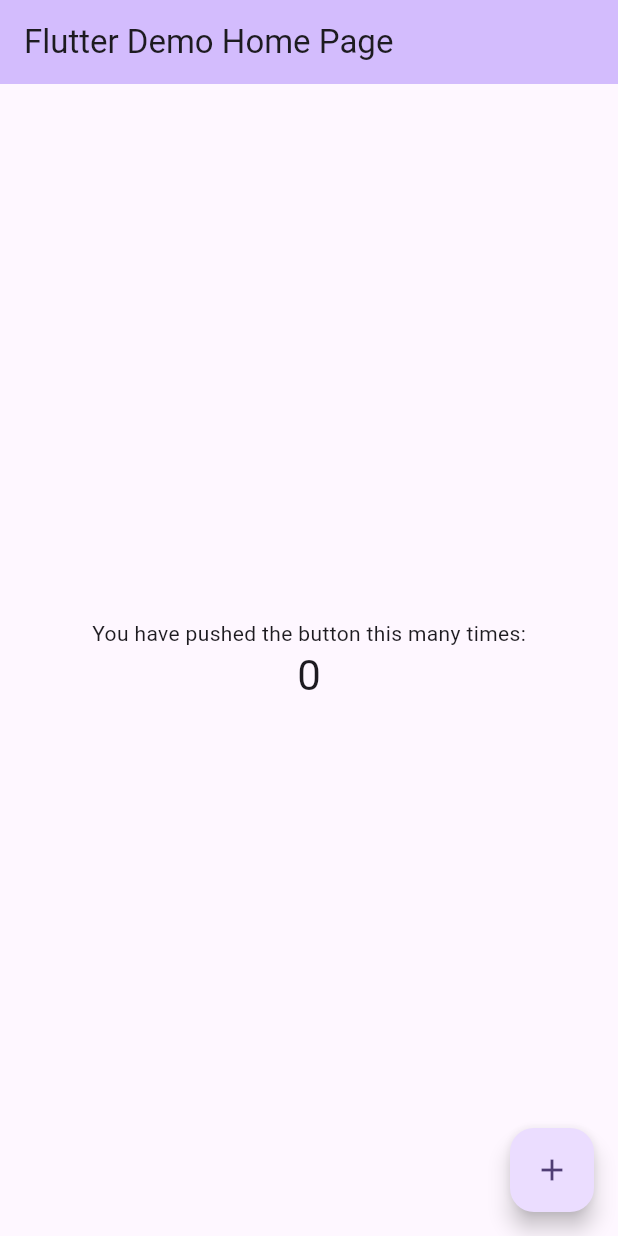
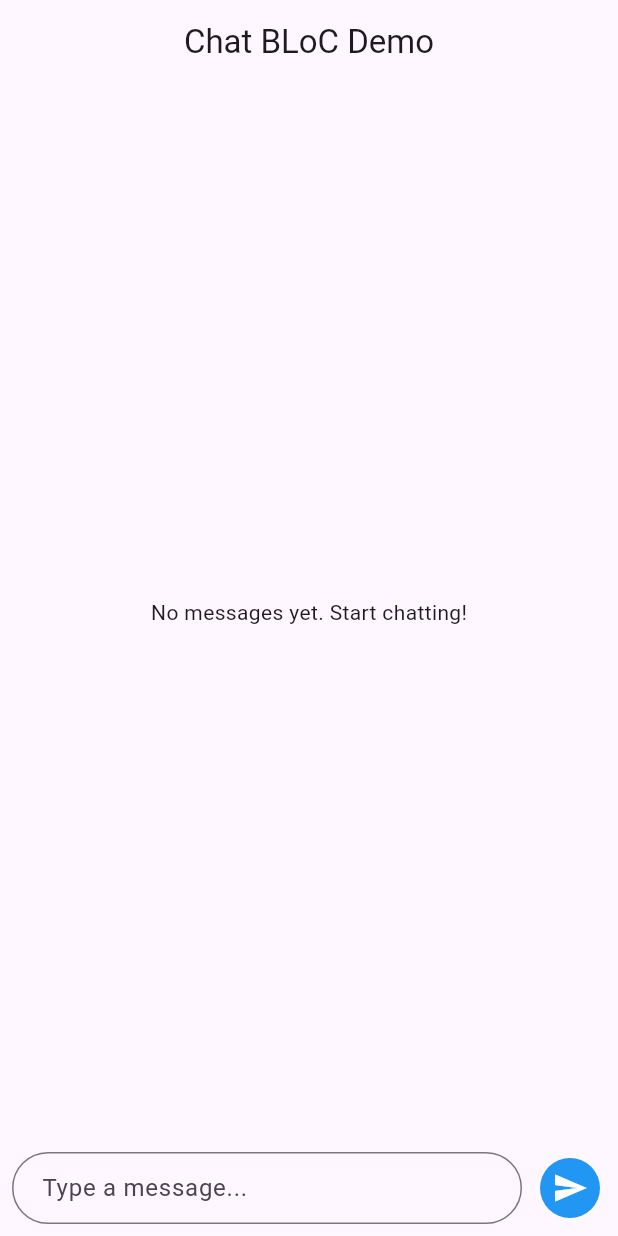
Before and after one commit to EslamTafesh/bloc_test_2, a Flutter app: the screen it shows after launch, on a phone screen of 412 x 824 dp. Run offline on Flutter 3.47's test engine with Material 3 defaults, Android fonts, the phone set to English and light mode, and no system bars; our stand-ins replace equatable, flutter_bloc.

Commit message:
files ver 2

```diff
--- a/lib/features/chat/data/datasources/chat_local_data_source.dart
+++ b/lib/features/chat/data/datasources/chat_local_data_source.dart
@@ -0,0 +1,6 @@
+import '../models/message_model.dart';
+
+abstract class ChatLocalDataSource {
+  Future<List<MessageModel>> getMessages();
+  Future<void> saveMessage(MessageModel message);
+}
--- /dev/null
+++ b/lib/features/chat/data/datasources/chat_local_data_source_impl.dart
@@ -0,0 +1,16 @@
+import '../models/message_model.dart';
+import 'chat_local_data_source.dart';
+
+class ChatLocalDataSourceImpl implements ChatLocalDataSource {
+  final List<MessageModel> _messages = [];
+
+  @override
+  Future<List<MessageModel>> getMessages() async {
+    return _messages;
+  }
+
+  @override
+  Future<void> saveMessage(MessageModel message) async {
+    _messages.add(message);
+  }
+}
--- a/lib/features/chat/data/datasources/chat_remote_data_source.dart
+++ b/lib/features/chat/data/datasources/chat_remote_data_source.dart
@@ -0,0 +1,6 @@
+import '../models/message_model.dart';
+
+abstract class ChatRemoteDataSource {
+  Future<List<MessageModel>> getMessages();
+  Future<void> sendMessage(MessageModel message);
+}
--- /dev/null
+++ b/lib/features/chat/data/datasources/chat_remote_data_source_impl.dart
@@ -0,0 +1,15 @@
+import '../models/message_model.dart';
+import 'chat_remote_data_source.dart';
+
+class ChatRemoteDataSourceImpl implements ChatRemoteDataSource {
+  @override
+  Future<List<MessageModel>> getMessages() async {
+    await Future.delayed(const Duration(seconds: 1));
+    return [];
+  }
+
+  @override
+  Future<void> sendMessage(MessageModel message) async {
+    await Future.delayed(const Duration(seconds: 1));
+  }
+}
--- a/lib/features/chat/data/models/message_model.dart
+++ b/lib/features/chat/data/models/message_model.dart
@@ -0,0 +1,41 @@
+import 'package:equatable/equatable.dart';
+import '../../domain/entities/message.dart';
+
+class MessageModel extends Equatable {
+  final String id;
+  final String content;
+  final String sender;
+  final DateTime timestamp;
+  final bool isUser;
+
+  const MessageModel({
+    required this.id,
+    required this.content,
+    required this.sender,
+    required this.timestamp,
+    required this.isUser,
+  });
+
+  factory MessageModel.fromEntity(Message message) {
+    return MessageModel(
+      id: message.id,
+      content: message.content,
+      sender: message.sender,
+      timestamp: message.timestamp,
+      isUser: message.isUser,
+    );
+  }
+
+  Message toEntity() {
+    return Message(
+      id: id,
+      content: content,
+      sender: sender,
+      timestamp: timestamp,
+      isUser: isUser,
+    );
+  }
+
+  @override
+  List<Object?> get props => [id, content, sender, timestamp, isUser];
+}
--- a/lib/features/chat/data/repositories/chat_repository_impl.dart
+++ b/lib/features/chat/data/repositories/chat_repository_impl.dart
@@ -0,0 +1,22 @@
+import '../../domain/entities/message.dart';
+import '../../domain/repositories/message_repository.dart';
+import '../datasources/chat_local_data_source.dart';
+import '../models/message_model.dart';
+
+class ChatRepositoryImpl implements ChatRepository {
+  final ChatLocalDataSource localDataSource;
+
+  ChatRepositoryImpl({required this.localDataSource});
+
+  @override
+  Future<List<Message>> getMessages() async {
+    final models = await localDataSource.getMessages();
+    return models.map((model) => model.toEntity()).toList();
+  }
+
+  @override
+  Future<void> sendMessage(Message message) async {
+    final model = MessageModel.fromEntity(message);
+    await localDataSource.saveMessage(model);
+  }
+}
--- a/lib/features/chat/domain/entities/message.dart
+++ b/lib/features/chat/domain/entities/message.dart
@@ -0,0 +1,20 @@
+import 'package:equatable/equatable.dart';
+
+class Message extends Equatable {
+  final String id;
+  final String content;
+  final String sender;
+  final DateTime timestamp;
+  final bool isUser;
+
+  const Message({
+    required this.id,
+    required this.content,
+    required this.sender,
+    required this.timestamp,
+    required this.isUser,
+  });
+
+  @override
+  List<Object?> get props => [id, content, sender, timestamp, isUser];
+}
--- /dev/null
+++ b/lib/features/chat/domain/repositories/message_repository.dart
@@ -0,0 +1,6 @@
+import '../entities/message.dart';
+
+abstract class ChatRepository {
+  Future<List<Message>> getMessages();
+  Future<void> sendMessage(Message message);
+}
--- /dev/null
+++ b/lib/features/chat/domain/usecases/get_messages.dart
@@ -0,0 +1,12 @@
+import '../entities/message.dart';
+import '../repositories/message_repository.dart';
+
+class GetMessagesUseCase {
+  final ChatRepository repository;
+
+  GetMessagesUseCase(this.repository);
+
+  Future<List<Message>> call() async {
+    return await repository.getMessages();
+  }
+}
--- /dev/null
+++ b/lib/features/chat/domain/usecases/send_message.dart
@@ -0,0 +1,12 @@
+import '../entities/message.dart';
+import '../repositories/message_repository.dart';
+
+class SendMessageUseCase {
+  final ChatRepository repository;
+
+  SendMessageUseCase(this.repository);
+
+  Future<void> call(Message message) async {
+    return await repository.sendMessage(message);
+  }
+}
--- a/lib/features/chat/presentation/bloc/chat_bloc.dart
+++ b/lib/features/chat/presentation/bloc/chat_bloc.dart
@@ -0,0 +1,62 @@
+import 'package:flutter_bloc/flutter_bloc.dart';
+import '../../domain/entities/message.dart';
+import '../../domain/usecases/get_messages.dart';
+import '../../domain/usecases/send_message.dart';
+import 'chat_event.dart';
+import 'chat_state.dart';
+
+class ChatBloc extends Bloc<ChatEvent, ChatState> {
+  final GetMessagesUseCase getMessagesUseCase;
+  final SendMessageUseCase sendMessageUseCase;
+
+  ChatBloc({
+    required this.getMessagesUseCase,
+    required this.sendMessageUseCase,
+  }) : super(ChatInitial()) {
+    on<LoadMessagesEvent>(_onLoadMessages);
+    on<SendMessageEvent>(_onSendMessage);
+  }
+
+  Future<void> _onLoadMessages(
+    LoadMessagesEvent event,
+    Emitter<ChatState> emit,
+  ) async {
+    emit(ChatLoading());
+    try {
+      final messages = await getMessagesUseCase();
+      emit(ChatLoaded(messages: messages));
+    } catch (e) {
+      emit(ChatError(message: e.toString()));
+    }
+  }
+
+  Future<void> _onSendMessage(
+    SendMessageEvent event,
+    Emitter<ChatState> emit,
+  ) async {
+    try {
+      final message = Message(
+        id: DateTime.now().millisecondsSinceEpoch.toString(),
+        content: event.content,
+        sender: 'User',
+        timestamp: DateTime.now(),
+        isUser: true,
+      );
+      await sendMessageUseCase(message);
+
+      final botMessage = Message(
+        id: (DateTime.now().millisecondsSinceEpoch + 1).toString(),
+        content: 'Echo: ${event.content}',
+        sender: 'Bot',
+        timestamp: DateTime.now(),
+        isUser: false,
+      );
+      await sendMessageUseCase(botMessage);
+
+      final messages = await getMessagesUseCase();
+      emit(ChatLoaded(messages: messages));
+    } catch (e) {
+      emit(ChatError(message: e.toString()));
+    }
+  }
+}
--- a/lib/features/chat/presentation/bloc/chat_event.dart
+++ b/lib/features/chat/presentation/bloc/chat_event.dart
@@ -0,0 +1,19 @@
+import 'package:equatable/equatable.dart';
+
+abstract class ChatEvent extends Equatable {
+  const ChatEvent();
+
+  @override
+  List<Object?> get props => [];
+}
+
+class LoadMessagesEvent extends ChatEvent {}
+
+class SendMessageEvent extends ChatEvent {
+  final String content;
+
+  const SendMessageEvent({required this.content});
+
+  @override
+  List<Object?> get props => [content];
+}
--- a/lib/features/chat/presentation/bloc/chat_state.dart
+++ b/lib/features/chat/presentation/bloc/chat_state.dart
@@ -0,0 +1,31 @@
+import 'package:equatable/equatable.dart';
+import '../../domain/entities/message.dart';
+
+abstract class ChatState extends Equatable {
+  const ChatState();
+
+  @override
+  List<Object?> get props => [];
+}
+
+class ChatInitial extends ChatState {}
+
+class ChatLoading extends ChatState {}
+
+class ChatLoaded extends ChatState {
+  final List<Message> messages;
+
+  const ChatLoaded({required this.messages});
+
+  @override
+  List<Object?> get props => [messages];
+}
+
+class ChatError extends ChatState {
+  final String message;
+
+  const ChatError({required this.message});
+
+  @override
+  List<Object?> get props => [message];
+}
--- a/lib/features/chat/presentation/pages/chat_page.dart
+++ b/lib/features/chat/presentation/pages/chat_page.dart
@@ -0,0 +1,58 @@
+import 'package:flutter/material.dart';
+import 'package:flutter_bloc/flutter_bloc.dart';
+import '../bloc/chat_bloc.dart';
+import '../bloc/chat_event.dart';
+import '../bloc/chat_state.dart';
+import '../widgets/chat_input.dart';
+import '../widgets/message_bubble.dart';
+
+class ChatPage extends StatelessWidget {
+  const ChatPage({super.key});
+
+  @override
+  Widget build(BuildContext context) {
+    return Scaffold(
+      appBar: AppBar(
+        title: const Text('Chat BLoC Demo'),
+        centerTitle: true,
+      ),
+      body: Column(
+        children: [
+          Expanded(
+            child: BlocBuilder<ChatBloc, ChatState>(
+              builder: (context, state) {
+                if (state is ChatLoading) {
+                  return const Center(child: CircularProgressIndicator());
+                }
+                if (state is ChatError) {
+                  return Center(child: Text(state.message));
+                }
+                if (state is ChatLoaded) {
+                  if (state.messages.isEmpty) {
+                    return const Center(
+                      child: Text('No messages yet. Start chatting!'),
+                    );
+                  }
+                  return ListView.builder(
+                    reverse: true,
+                    itemCount: state.messages.length,
+                    itemBuilder: (context, index) {
+                      final message = state.messages[state.messages.length - 1 - index];
+                      return MessageBubble(message: message);
+                    },
+                  );
+                }
+                return const Center(child: Text('Welcome to Chat!'));
+              },
+            ),
+          ),
+          ChatInput(
+            onSend: (content) {
+              context.read<ChatBloc>().add(SendMessageEvent(content: content));
+            },
+          ),
+        ],
+      ),
+    );
+  }
+}
--- a/lib/features/chat/presentation/widgets/chat_input.dart
+++ b/lib/features/chat/presentation/widgets/chat_input.dart
@@ -0,0 +1,57 @@
+import 'package:flutter/material.dart';
+
+class ChatInput extends StatefulWidget {
+  final Function(String) onSend;
+
+  const ChatInput({super.key, required this.onSend});
+
+  @override
+  State<ChatInput> createState() => _ChatInputState();
+}
+
+class _ChatInputState extends State<ChatInput> {
+  final _controller = TextEditingController();
+
+  void _submit() {
+    if (_controller.text.trim().isNotEmpty) {
+      widget.onSend(_controller.text.trim());
+      _controller.clear();
+    }
+  }
+
+  @override
+  Widget build(BuildContext context) {
+    return Container(
+      padding: const EdgeInsets.all(8),
+      child: Row(
+        children: [
+          Expanded(
+            child: TextField(
+              controller: _controller,
+              decoration: InputDecoration(
+                hintText: 'Type a message...',
+                border: OutlineInputBorder(
+                  borderRadius: BorderRadius.circular(24),
+                ),
+                contentPadding: const EdgeInsets.symmetric(
+                  horizontal: 16,
+                  vertical: 12,
+                ),
+              ),
+              onSubmitted: (_) => _submit(),
+            ),
+          ),
+          const SizedBox(width: 8),
+          IconButton(
+            onPressed: _submit,
+            icon: const Icon(Icons.send),
+            style: IconButton.styleFrom(
+              backgroundColor: Colors.blue,
+              foregroundColor: Colors.white,
+            ),
+          ),
+        ],
+      ),
+    );
+  }
+}
--- a/lib/features/chat/presentation/widgets/message_bubble.dart
+++ b/lib/features/chat/presentation/widgets/message_bubble.dart
@@ -0,0 +1,44 @@
+import 'package:flutter/material.dart';
+import '../../domain/entities/message.dart';
+
+class MessageBubble extends StatelessWidget {
+  final Message message;
+
+  const MessageBubble({super.key, required this.message});
+
+  @override
+  Widget build(BuildContext context) {
+    return Align(
+      alignment: message.isUser ? Alignment.centerRight : Alignment.centerLeft,
+      child: Container(
+        margin: const EdgeInsets.symmetric(vertical: 4, horizontal: 8),
+        padding: const EdgeInsets.all(12),
+        decoration: BoxDecoration(
+          color: message.isUser ? Colors.blue : Colors.grey[300],
+          borderRadius: BorderRadius.circular(16),
+        ),
+        child: Column(
+          crossAxisAlignment:
+              message.isUser ? CrossAxisAlignment.end : CrossAxisAlignment.start,
+          children: [
+            Text(
+              message.content,
+              style: TextStyle(
+                color: message.isUser ? Colors.white : Colors.black,
+                fontSize: 16,
+              ),
+            ),
+            const SizedBox(height: 4),
+            Text(
+              message.sender,
+              style: TextStyle(
+                color: message.isUser ? Colors.white70 : Colors.black54,
+                fontSize: 12,
+              ),
+            ),
+          ],
+        ),
+      ),
+    );
+  }
+}
--- a/lib/main.dart
+++ b/lib/main.dart
@@ -1,4 +1,13 @@
 import 'package:flutter/material.dart';
+import 'package:flutter_bloc/flutter_bloc.dart';
+
+import 'features/chat/data/datasources/chat_local_data_source_impl.dart';
+import 'features/chat/data/repositories/chat_repository_impl.dart';
+import 'features/chat/domain/usecases/get_messages.dart';
+import 'features/chat/domain/usecases/send_message.dart';
+import 'features/chat/presentation/bloc/chat_bloc.dart';
+import 'features/chat/presentation/bloc/chat_event.dart';
+import 'features/chat/presentation/pages/chat_page.dart';
 
 void main() {
   runApp(const MyApp());
@@ -7,115 +16,26 @@ void main() {
 class MyApp extends StatelessWidget {
   const MyApp({super.key});
 
-  // This widget is the root of your application.
   @override
   Widget build(BuildContext context) {
-    return MaterialApp(
-      title: 'Flutter Demo',
-      theme: ThemeData(
-        // This is the theme of your application.
-        //
-        // TRY THIS: Try running your application with "flutter run". You'll see
-        // the application has a purple toolbar. Then, without quitting the app,
-        // try changing the seedColor in the colorScheme below to Colors.green
-        // and then invoke "hot reload" (save your changes or press the "hot
-        // reload" button in a Flutter-supported IDE, or press "r" if you used
-        // the command line to start the app).
-        //
-        // Notice that the counter didn't reset back to zero; the application
-        // state is not lost during the reload. To reset the state, use hot
-        // restart instead.
-        //
-        // This works for code too, not just values: Most code changes can be
-        // tested with just a hot reload.
-        colorScheme: .fromSeed(seedColor: Colors.deepPurple),
-      ),
-      home: const MyHomePage(title: 'Flutter Demo Home Page'),
-    );
-  }
-}
+    final localDataSource = ChatLocalDataSourceImpl();
+    final repository = ChatRepositoryImpl(localDataSource: localDataSource);
+    final getMessages = GetMessagesUseCase(repository);
+    final sendMessage = SendMessageUseCase(repository);
 
-class MyHomePage extends StatefulWidget {
-  const MyHomePage({super.key, required this.title});
-
-  // This widget is the home page of your application. It is stateful, meaning
-  // that it has a State object (defined below) that contains fields that affect
-  // how it looks.
-
-  // This class is the configuration for the state. It holds the values (in this
-  // case the title) provided by the parent (in this case the App widget) and
-  // used by the build method of the State. Fields in a Widget subclass are
-  // always marked "final".
-
-  final String title;
-
-  @override
-  State<MyHomePage> createState() => _MyHomePageState();
-}
-
-class _MyHomePageState extends State<MyHomePage> {
-  int _counter = 0;
-
-  void _incrementCounter() {
-    setState(() {
-      // This call to setState tells the Flutter framework that something has
-      // changed in this State, which causes it to rerun the build method below
-      // so that the display can reflect the updated values. If we changed
-      // _counter without calling setState(), then the build method would not be
-      // called again, and so nothing would appear to happen.
-      _counter++;
-    });
-  }
-
-  @override
-  Widget build(BuildContext context) {
-    // This method is rerun every time setState is called, for instance as done
-    // by the _incrementCounter method above.
-    //
-    // The Flutter framework has been optimized to make rerunning build methods
-    // fast, so that you can just rebuild anything that needs updating rather
-    // than having to individually change instances of widgets.
-    return Scaffold(
-      appBar: AppBar(
-        // TRY THIS: Try changing the color here to a specific color (to
-        // Colors.amber, perhaps?) and trigger a hot reload to see the AppBar
-        // change color while the other colors stay the same.
-        backgroundColor: Theme.of(context).colorScheme.inversePrimary,
-        // Here we take the value from the MyHomePage object that was created by
-        // the App.build method, and use it to set our appbar title.
-        title: Text(widget.title),
-      ),
-      body: Center(
-        // Center is a layout widget. It takes a single child and positions it
-        // in the middle of the parent.
-        child: Column(
-          // Column is also a layout widget. It takes a list of children and
-          // arranges them vertically. By default, it sizes itself to fit its
-          // children horizontally, and tries to be as tall as its parent.
-          //
-          // Column has various properties to control how it sizes itself and
-          // how it positions its children. Here we use mainAxisAlignment to
-          // center the children vertically; the main axis here is the vertical
-          // axis because Columns are vertical (the cross axis would be
-          // horizontal).
-          //
-          // TRY THIS: Invoke "debug painting" (choose the "Toggle Debug Paint"
-          // action in the IDE, or press "p" in the console), to see the
-          // wireframe for each widget.
-          mainAxisAlignment: .center,
-          children: [
-            const Text('You have pushed the button this many times:'),
-            Text(
-              '$_counter',
-              style: Theme.of(context).textTheme.headlineMedium,
-            ),
-          ],
+    return BlocProvider(
+      create: (_) => ChatBloc(
+        getMessagesUseCase: getMessages,
+        sendMessageUseCase: sendMessage,
+      )..add(LoadMessagesEvent()),
+      child: MaterialApp(
+        title: 'BLoC Chat Demo',
+        debugShowCheckedModeBanner: false,
+        theme: ThemeData(
+          colorScheme: ColorScheme.fromSeed(seedColor: Colors.deepPurple),
+          useMaterial3: true,
         ),
-      ),
-      floatingActionButton: FloatingActionButton(
-        onPressed: _incrementCounter,
-        tooltip: 'Increment',
-        child: const Icon(Icons.add),
+        home: const ChatPage(),
       ),
     );
   }
```
Also changed, not shown: pubspec.yaml (+2 -7 lines), pubspec.lock.
